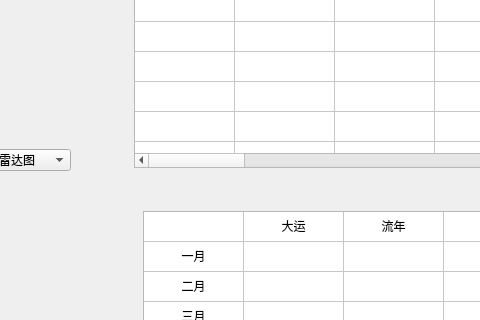
Above: Birth/birth.ui from 1259364800/YiJing before the change; both pictures show x 693 to 1173 and y 186 to 506 of the 1351 by 713 pixel window. Below: the same form after it.
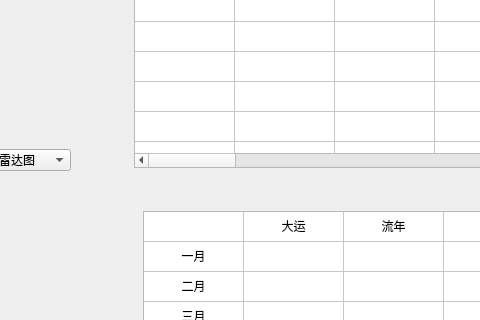
That is the form after the change.

```diff
--- a/Birth/birth.ui
+++ b/Birth/birth.ui
@@ -847,6 +847,16 @@
               <string>新建列</string>
              </property>
             </column>
+            <column>
+             <property name="text">
+              <string>新建列</string>
+             </property>
+            </column>
+            <column>
+             <property name="text">
+              <string>新建列</string>
+             </property>
+            </column>
            </widget>
           </item>
           <item>
```
